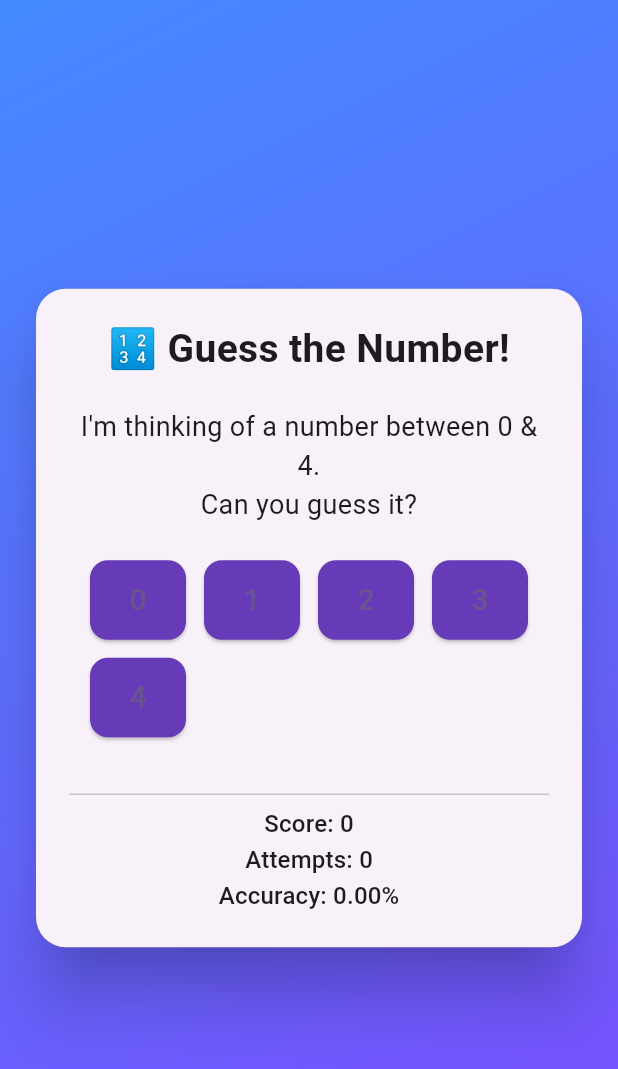
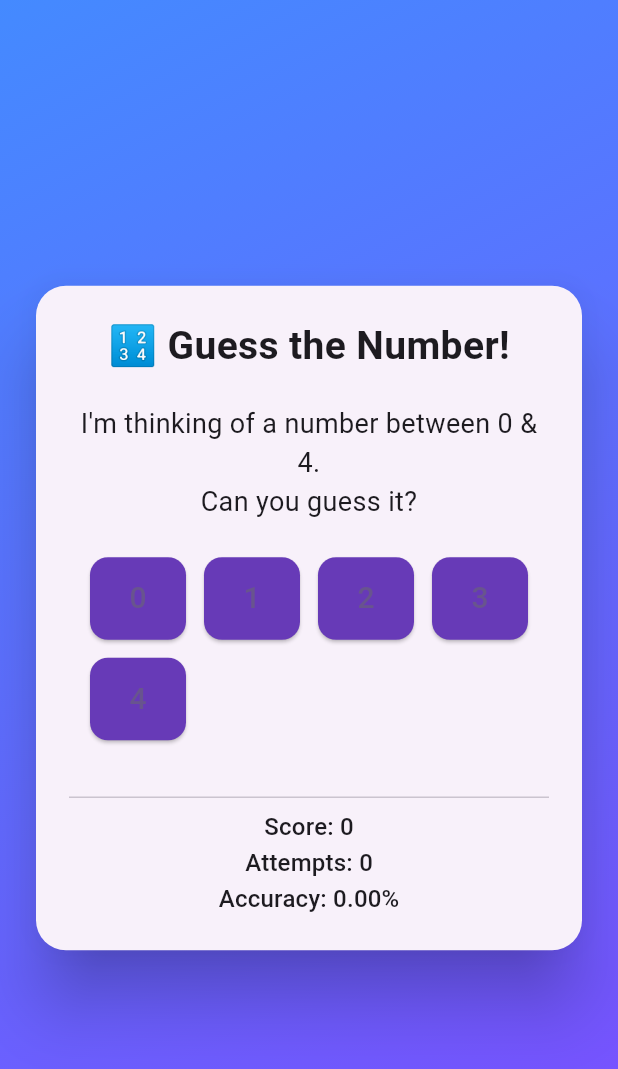
Before and after one commit to MostakAhmedShahad/online_class, a Flutter app: the MiniGame screen opened directly, on a phone screen of 412 x 824 dp. Shown: the top 1069 px of the screen. Run offline on Flutter 3.47's test engine with Material 3 defaults, Android fonts, the phone set to English and light mode, and no system bars; our stand-ins replace animated_text_kit, audioplayers, cloud_firestore, dots_indicator, firebase_auth, firebase_core and 2 more; accounts and stored records are empty.

Commit message:
ElevatedButton_edit

```diff
--- a/lib/pages/mini_game/mini_game.dart
+++ b/lib/pages/mini_game/mini_game.dart
@@ -78,7 +78,7 @@ class _MiniGameState extends State<MiniGame> {
       child: ElevatedButton(
         style: ElevatedButton.styleFrom(
           backgroundColor: Colors.deepPurple,
-          padding: const EdgeInsets.symmetric(horizontal: 20, vertical: 12),
+          padding: const EdgeInsets.symmetric(horizontal: 20, vertical: 13),
           shape: RoundedRectangleBorder(borderRadius: BorderRadius.circular(12)),
         ),
         onPressed: () => _handleGuess(number),
```
